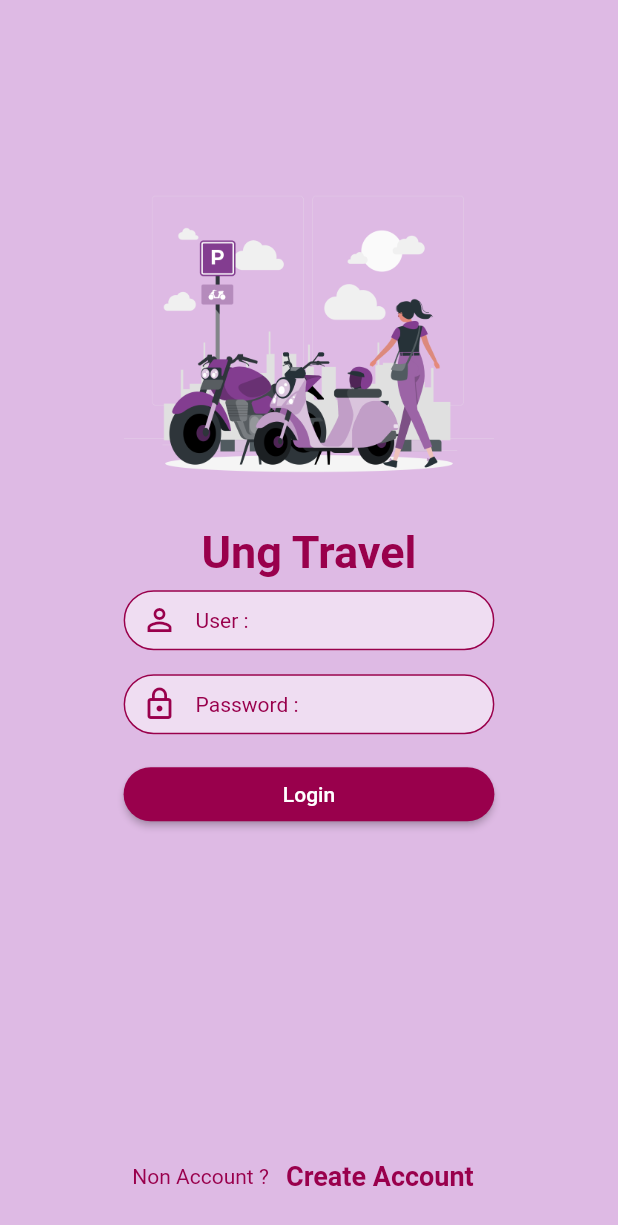
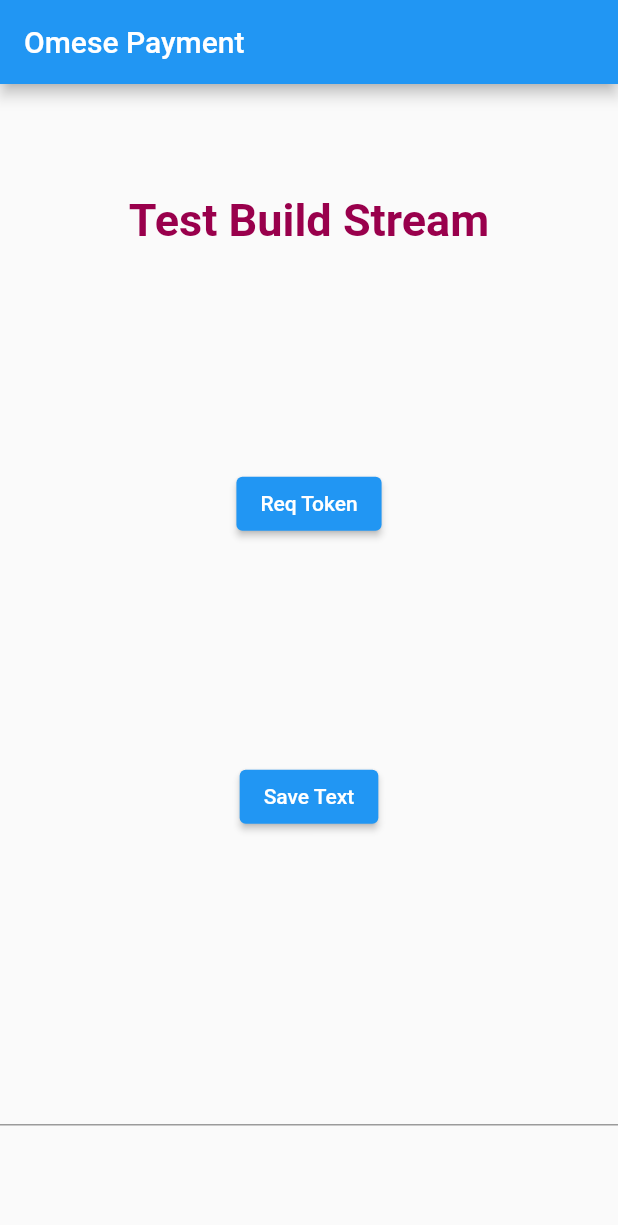
Before and after one commit to masterUNG/UngTravelWit, a Flutter app: the screen it shows after launch, on a phone screen of 412 x 824 dp. Shown: the top 1225 px of the screen. Run offline on Flutter 3.47's test engine with Material 2 defaults, Android fonts, the light colour scheme and no system bars; our stand-ins replace cached_network_image, dio; missing offline and left inert: file_utils, omise_flutter.

Commit message:
update omise

```diff
--- a/lib/main.dart
+++ b/lib/main.dart
@@ -1,8 +1,12 @@
+import 'dart:io';
+
 import 'package:flutter/material.dart';
 import 'package:ungtravel/states/add_travel.dart';
 import 'package:ungtravel/states/authen.dart';
 import 'package:ungtravel/states/create_account.dart';
 import 'package:ungtravel/states/list_travel.dart';
+import 'package:ungtravel/states/omesepayment.dart';
+import 'package:ungtravel/states/prompayment.dart';
 import 'package:ungtravel/utility/my_constant.dart';
 
 Map<String, WidgetBuilder> map = {
@@ -10,12 +14,18 @@ Map<String, WidgetBuilder> map = {
   '/createAccount': (BuildContext context) => const CreateAccount(),
   '/listTravel': (BuildContext context) => const ListTravel(),
   '/addTravel': (BuildContext context) => const AddTravel(),
+  '/promPayment': (BuildContext context) => const Prompayment(),
+  MyConstant.routeOmesepayment: (BuildContext context) => const OmesePayment(),
 };
 
 String? firstState;
 
-main() {
-  firstState = MyConstant.routeAuthen;
+Future<void> main() async {
+  HttpOverrides.global = MyHttpOverrides();
+
+  WidgetsFlutterBinding.ensureInitialized();
+
+  firstState = MyConstant.routeOmesepayment;
   runApp(const MyApp());
 }
 
@@ -31,3 +41,13 @@ class MyApp extends StatelessWidget {
     );
   }
 }
+
+class MyHttpOverrides extends HttpOverrides {
+  @override
+  HttpClient createHttpClient(SecurityContext? context) {
+    // TODO: implement createHttpClient
+    return super.createHttpClient(context)
+      ..badCertificateCallback =
+          (X509Certificate cert, String host, int port) => true;
+  }
+}
--- /dev/null
+++ b/lib/models/omese_model.dart
@@ -0,0 +1,67 @@
+import 'dart:convert';
+import 'dart:io';
+
+import 'package:dio/adapter.dart';
+import 'package:dio/dio.dart';
+import 'package:http/http.dart' as http;
+import 'package:omise_flutter/omise_flutter.dart';
+
+class OmeseModel {
+  final String? name;
+  final String? number;
+  final String? expMonth;
+  final String? extYesr;
+  final String? security;
+  final String? price;
+  OmeseModel({
+    this.name,
+    this.number,
+    this.expMonth,
+    this.extYesr,
+    this.security,
+    this.price,
+  });
+
+  String? token;
+  String? status;
+
+  Future<String> getToken() async {
+    String publicKey = 'pkey_test_5pjubjexgt8xnb46qbo';
+    var codec = latin1.fuse(base64);
+    var specialKey = codec.encode(publicKey);
+
+    Map<String, dynamic> data = {
+      "expiration_month": '2',
+      "expiration_year": '2022',
+      "name": "Somchai Prasert",
+      "number": "4242424242424242",
+      "security_code": "123",
+      "street1": "476 Fifth Avenue",
+      "city": "New York",
+      "state": "NY",
+      "postal_code": "10320",
+      "country": "US",
+      // "price":"123"
+    };
+
+    try {
+      OmiseFlutter omiseFlutter = OmiseFlutter(publicKey);
+      await omiseFlutter.token
+          .create(
+        "Somchai Prasert",
+        "4242424242424242",
+        '2',
+        '2022',
+        "123",
+      )
+          .then((value) {
+        print('token ==> ${value.id}');
+        token = value.id;
+      });
+    } catch (e) {
+      print('errer ==> ${e.toString()}');
+    }
+
+    return token!;
+  }
+}
--- /dev/null
+++ b/lib/states/omesepayment.dart
@@ -0,0 +1,93 @@
+import 'dart:async';
+
+import 'package:dio/dio.dart';
+import 'package:file_utils/file_utils.dart';
+import 'package:flutter/material.dart';
+import 'package:flutter/services.dart';
+// import 'package:flutter_downloader/flutter_downloader.dart';
+import 'package:ungtravel/models/omese_model.dart';
+import 'package:ungtravel/utility/my_constant.dart';
+import 'package:ungtravel/widgets/show_text.dart';
+
+class OmesePayment extends StatefulWidget {
+  const OmesePayment({Key? key}) : super(key: key);
+
+  @override
+  _OmesePaymentState createState() => _OmesePaymentState();
+}
+
+class _OmesePaymentState extends State<OmesePayment> {
+  StreamController streamController = StreamController();
+
+  @override
+  void initState() {
+    // TODO: implement initState
+    super.initState();
+    streamController.add('Test Doramon');
+  }
+
+  @override
+  Widget build(BuildContext context) {
+    return Scaffold(
+      appBar: AppBar(
+        title: const Text('Omese Payment'),
+      ),
+      body: Column(
+        mainAxisAlignment: MainAxisAlignment.spaceAround,
+        children: [
+          buildStream(),
+          omeseButton(),
+          saveTextButton(),
+          TextFormField(),
+        ],
+      ),
+    );
+  }
+
+  Container buildStream() => Container(
+        child: StreamBuilder<Object>(
+            stream: null,
+            builder: (context, snapshot) {
+              return ShowText(
+                title: 'Test Build Stream',
+                textStyle: MyConstant().h1Style(),
+              );
+            }),
+      );
+
+  ElevatedButton saveTextButton() {
+    return ElevatedButton(
+      onPressed: () {
+        Clipboard.setData(
+            ClipboardData(text: 'https://promptpay.io/0818595309.png'));
+        processDownload();
+      },
+      child: const Text('Save Text'),
+    );
+  }
+
+  Future<void> processDownload() async {
+    String urlDownload =
+        'https://www.androidthai.in.th/election/data/iconMasterUng.png';
+    String path = '/sdcard/download';
+    print('## path ==>> $path');
+    try {
+      await FileUtils.mkdir([path]);
+      await Dio()
+          .download(urlDownload, '$path/masterung.png')
+          .then((value) => print('## Download finish'));
+    } catch (e) {
+      print('## error ==>>${e.toString()}');
+    }
+  }
+
+  Widget omeseButton() {
+    return ElevatedButton(
+        onPressed: () async {
+          await OmeseModel().getToken().then((value) {
+            print('omise Token ==> $value');
+          });
+        },
+        child: const Text('Req Token'));
+  }
+}
--- a/lib/utility/my_constant.dart
+++ b/lib/utility/my_constant.dart
@@ -6,11 +6,16 @@ class MyConstant {
   static String routeCreateAccount = '/createAccount';
   static String routeListTravel = '/listTravel';
   static String routeAddTravel = '/addTravel';
+  static String routePromPayment = '/promPayment';
+  static String routeOmesepayment = '/omesePayment';
+
   static String appName = 'Ung Travel';
+  static String urlPrompay = 'https://promptpay.io/0818595309.png';
 
   static Color dart = const Color(0xff99004c);
 
-  static String domain = 'https://13da-2405-9800-bc01-e26f-70d7-828b-6a4d-fbe0.ngrok.io';
+  static String domain =
+      'https://13da-2405-9800-bc01-e26f-70d7-828b-6a4d-fbe0.ngrok.io';
 
   // method
   TextStyle h1Style() => TextStyle(
--- a/pubspec.yaml
+++ b/pubspec.yaml
@@ -35,6 +35,11 @@ dependencies:
   # Use with the CupertinoIcons class for iOS style icons.
   cupertino_icons: ^1.0.2
   dio: ^4.0.0
+  cached_network_image: ^3.1.0
+  http: ^0.13.4
+  file_utils: ^1.0.1
+  omise_flutter: ^0.1.6
+  # flutter_downloader: ^1.7.1
 
 dev_dependencies:
   flutter_test:
```
Also changed, not shown: lib/states/prompayment.dart (added, +32 -0 lines), myclass.dart (added, +18 -0 lines), pubspec.lock, 4 other files.
